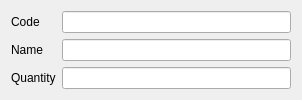
First picture: the form in wdbtickettype.ui, repository End1-1/FlashCards, before the edit.
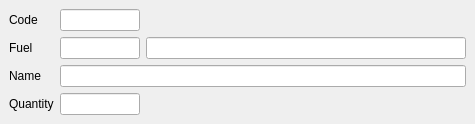
Second picture: the form after the edit. Custom widgets are drawn as their Qt base class.

Patch:
```diff
--- a/wdbtickettype.ui
+++ b/wdbtickettype.ui
@@ -6,14 +6,29 @@
    <rect>
     <x>0</x>
     <y>0</y>
-    <width>302</width>
-    <height>96</height>
+    <width>475</width>
+    <height>116</height>
    </rect>
   </property>
   <property name="windowTitle">
    <string>Form</string>
   </property>
-  <layout class="QFormLayout" name="formLayout">
+  <layout class="QGridLayout" name="gridLayout">
+   <property name="leftMargin">
+    <number>0</number>
+   </property>
+   <property name="topMargin">
+    <number>0</number>
+   </property>
+   <property name="rightMargin">
+    <number>0</number>
+   </property>
+   <property name="bottomMargin">
+    <number>0</number>
+   </property>
+   <item row="2" column="2">
+    <widget class="WdtContainer" name="wc" native="true">
+     <layout class="QGridLayout" name="gridLayout_2">
    <item row="0" column="0">
     <widget class="QLabel" name="label">
      <property name="text">
@@ -23,6 +38,18 @@
    </item>
    <item row="0" column="1">
     <widget class="C5LineEdit" name="lineEdit">
+        <property name="minimumSize">
+         <size>
+          <width>80</width>
+          <height>0</height>
+         </size>
+        </property>
+        <property name="maximumSize">
+         <size>
+          <width>80</width>
+          <height>16777215</height>
+         </size>
+        </property>
      <property name="focusPolicy">
       <enum>Qt::NoFocus</enum>
      </property>
@@ -41,13 +68,55 @@
     </widget>
    </item>
    <item row="1" column="0">
-    <widget class="QLabel" name="label_2">
+       <widget class="QLabel" name="label_4">
      <property name="text">
-      <string>Name</string>
+         <string>Fuel</string>
      </property>
     </widget>
    </item>
    <item row="1" column="1">
+       <widget class="C5LineEdit" name="lineEdit_4">
+        <property name="minimumSize">
+         <size>
+          <width>80</width>
+          <height>0</height>
+         </size>
+        </property>
+        <property name="maximumSize">
+         <size>
+          <width>80</width>
+          <height>16777215</height>
+         </size>
+        </property>
+        <property name="lkey" stdset="0">
+         <string>fuel</string>
+        </property>
+        <property name="field" stdset="0">
+         <string>:ffuel</string>
+        </property>
+        <property name="type" stdset="0">
+         <number>0</number>
+        </property>
+       </widget>
+      </item>
+      <item row="1" column="2">
+       <widget class="C5LineEdit" name="lineEdit_5">
+        <property name="lvalue" stdset="0">
+         <string>fuel</string>
+        </property>
+        <property name="noempty" stdset="0">
+         <string>Fuel</string>
+        </property>
+       </widget>
+      </item>
+      <item row="2" column="0">
+       <widget class="QLabel" name="label_2">
+        <property name="text">
+         <string>Name</string>
+        </property>
+       </widget>
+      </item>
+      <item row="2" column="1" colspan="2">
     <widget class="C5LineEdit" name="lineEdit_2">
      <property name="field" stdset="0">
       <string>:fname</string>
@@ -60,15 +129,27 @@
      </property>
     </widget>
    </item>
-   <item row="2" column="0">
+      <item row="3" column="0">
     <widget class="QLabel" name="label_3">
      <property name="text">
       <string>Quantity</string>
      </property>
     </widget>
    </item>
-   <item row="2" column="1">
+      <item row="3" column="1">
     <widget class="C5LineEdit" name="lineEdit_3">
+        <property name="minimumSize">
+         <size>
+          <width>80</width>
+          <height>0</height>
+         </size>
+        </property>
+        <property name="maximumSize">
+         <size>
+          <width>80</width>
+          <height>16777215</height>
+         </size>
+        </property>
      <property name="field" stdset="0">
       <string>:fmeas</string>
      </property>
@@ -82,12 +163,21 @@
    </item>
   </layout>
  </widget>
+   </item>
+  </layout>
+ </widget>
  <customwidgets>
   <customwidget>
    <class>C5LineEdit</class>
    <extends>QLineEdit</extends>
    <header location="global">c5lineedit.h</header>
   </customwidget>
+  <customwidget>
+   <class>WdtContainer</class>
+   <extends>QWidget</extends>
+   <header location="global">wdtcontainer.h</header>
+   <container>1</container>
+  </customwidget>
  </customwidgets>
  <resources/>
  <connections/>
```
Lines whose indentation alone changed are shown as unchanged.
